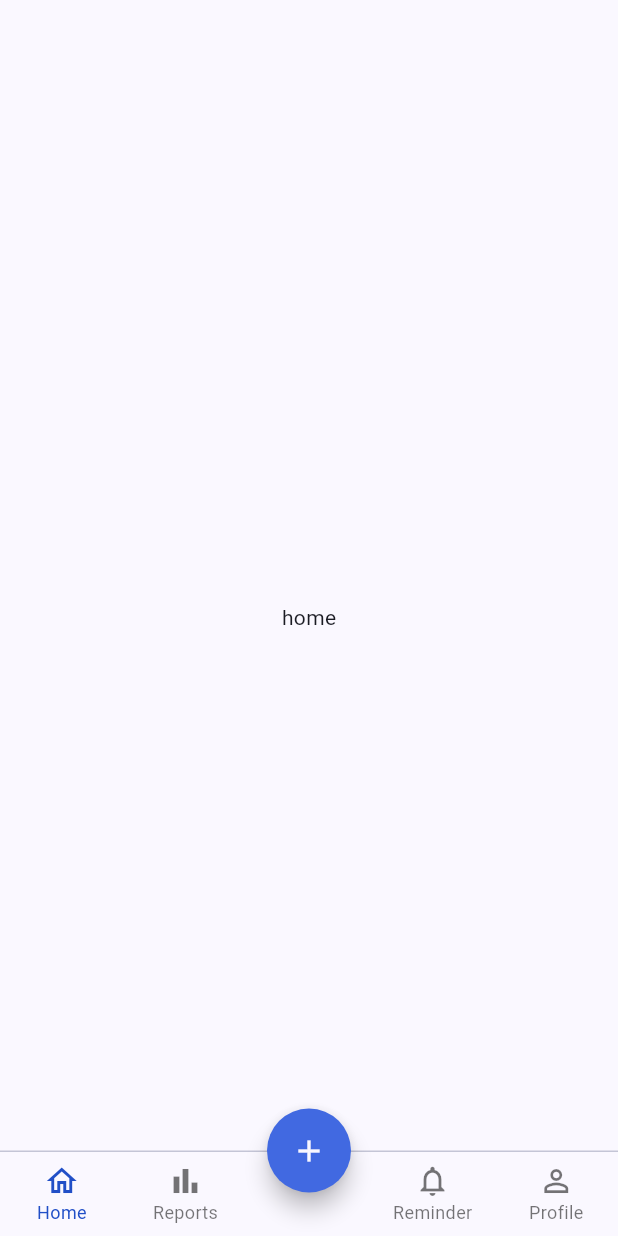
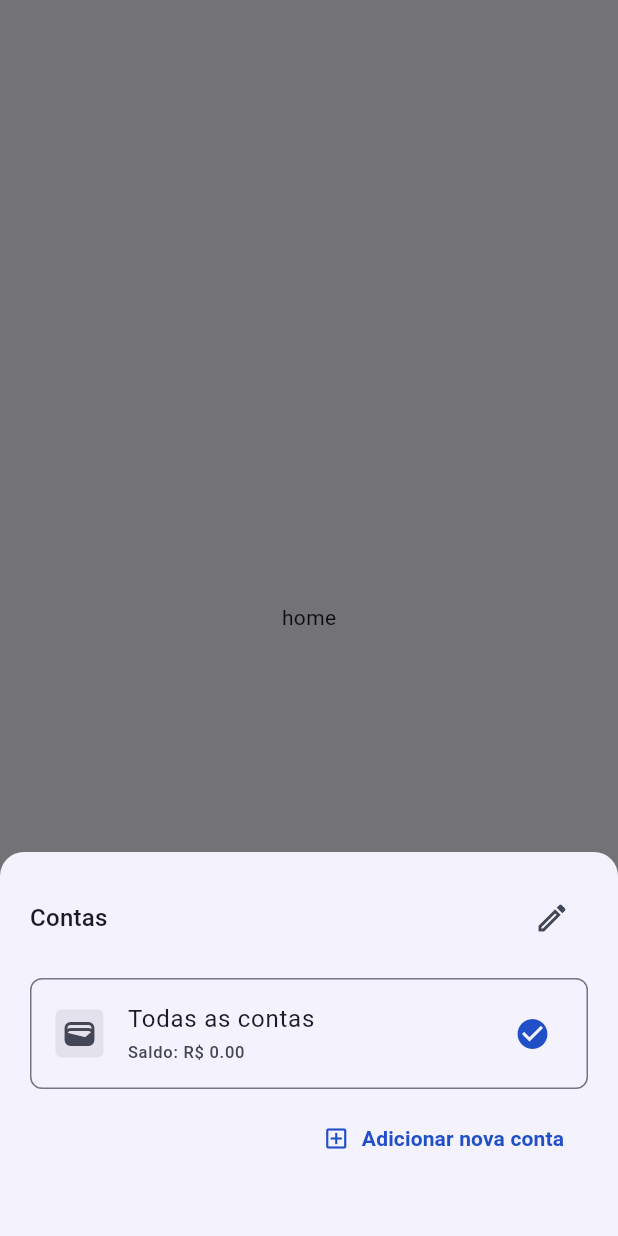
Before and after one commit to LuizHFJesus/konta_app, a Flutter app: the screen it shows after launch, after a tap on the "add" icon, on a phone screen of 412 x 824 dp. Run offline on Flutter 3.47's test engine with Material 3 defaults, Android fonts, the phone set to English and light mode, and no system bars; our stand-ins replace flutter_svg, get, get_it, go_router, google_fonts; missing offline and left inert: dart_either; accounts and stored records are empty; Roboto replaces fonts that are missing (Vazirmatn).

Commit message:
feat(accounts): implement account selector bottom sheet

```diff
--- a/lib/app/di/dependency_injection.dart
+++ b/lib/app/di/dependency_injection.dart
@@ -1,6 +1,7 @@
 import 'package:get_it/get_it.dart';
 import 'package:konta_app/feature/accounts/data/repository/account_repository.dart';
 import 'package:konta_app/feature/accounts/data/repository/account_repository_mock.dart';
+import 'package:konta_app/feature/accounts/ui/controllers/accounts_controller.dart';
 import 'package:konta_app/feature/auth/data/repository/auth_repository.dart';
 import 'package:konta_app/feature/auth/data/repository/auth_repository_mock.dart';
 import 'package:konta_app/feature/auth/view/auth_controller.dart';
@@ -14,4 +15,5 @@ Future<void> injectDependencies() async {
 
   // Controllers
   getIt.registerLazySingleton<AuthController>(AuthController.new);
+  getIt.registerLazySingleton<AccountsController>(AccountsController.new);
 }
--- a/lib/common/widgets/custom_text_button.dart
+++ b/lib/common/widgets/custom_text_button.dart
@@ -2,11 +2,13 @@ import 'package:flutter/material.dart';
 
 class CustomTextButton extends StatelessWidget {
   const CustomTextButton({
-    super.key,
+    this.icon,
     required this.text,
     this.onPressed,
+    super.key,
   });
 
+  final Widget? icon;
   final String text;
   final VoidCallback? onPressed;
 
@@ -14,14 +16,15 @@ class CustomTextButton extends StatelessWidget {
   Widget build(BuildContext context) {
     return SizedBox(
       height: 50,
-      child: TextButton(
+      child: TextButton.icon(
         onPressed: onPressed,
         style: TextButton.styleFrom(
           shape: RoundedRectangleBorder(
             borderRadius: BorderRadius.circular(8),
           ),
         ),
-        child: Text(
+        icon: icon,
+        label: Text(
           text,
           style: TextStyle(
             color: Theme.of(context).colorScheme.primary,
--- a/lib/feature/accounts/data/repository/account_repository.dart
+++ b/lib/feature/accounts/data/repository/account_repository.dart
@@ -5,7 +5,7 @@ import 'package:konta_app/feature/accounts/data/model/account.dart';
 abstract class AccountRepository {
   Stream<Either<Failure, List<Account>>> watchAccounts();
 
-  Future<Either<Failure, void>> addAccount({
+  Future<Either<Failure, void>> createAccount({
     required String name,
     required double balance,
     required int iconCodePoint,
--- a/lib/feature/accounts/data/repository/account_repository_mock.dart
+++ b/lib/feature/accounts/data/repository/account_repository_mock.dart
@@ -22,7 +22,7 @@ class AccountRepositoryMock implements AccountRepository {
   }
 
   @override
-  Future<Either<Failure, void>> addAccount({
+  Future<Either<Failure, void>> createAccount({
     required String name,
     required double balance,
     required int iconCodePoint,
--- /dev/null
+++ b/lib/feature/accounts/ui/bottom_sheets/account_selector_bottom_sheet.dart
@@ -0,0 +1,119 @@
+import 'package:flutter/material.dart';
+import 'package:get/get.dart';
+import 'package:konta_app/app/di/dependency_injection.dart';
+import 'package:konta_app/common/widgets/custom_elevated_button.dart';
+import 'package:konta_app/common/widgets/custom_text_button.dart';
+import 'package:konta_app/feature/accounts/ui/controllers/accounts_controller.dart';
+import 'package:konta_app/feature/accounts/ui/widgets/account_selector_tile.dart';
+
+class AccountSelectorBottomSheet extends StatelessWidget {
+  const AccountSelectorBottomSheet({super.key});
+
+  @override
+  Widget build(BuildContext context) {
+    final controller = getIt<AccountsController>();
+    final theme = Theme.of(context);
+
+    return Obx(() {
+      if (controller.isLoading) {
+        return Container(
+          width: double.maxFinite, // modal vai até as bordas laterais
+          padding: const EdgeInsets.fromLTRB(20, 20, 20, 40),
+          child: const Column(
+            mainAxisSize: MainAxisSize.min, // só a altura necessária
+            mainAxisAlignment: MainAxisAlignment.center,
+            children: [
+              SizedBox(
+                height: 50,
+                width: 50,
+                child: CircularProgressIndicator(),
+              ),
+            ],
+          ),
+        );
+      }
+
+      if (controller.errorMessage != '') {
+        return Padding(
+          padding: const EdgeInsets.fromLTRB(20, 20, 20, 40),
+          child: Column(
+            mainAxisSize: MainAxisSize.min,
+            spacing: 32,
+            children: [
+              Text(
+                'Erro: ${controller.errorMessage}',
+                style: theme.textTheme.headlineMedium,
+              ),
+              CustomElevatedButton(
+                onPressed: controller.listenToAccounts,
+                text: 'Tentar novamente',
+              ),
+            ],
+          ),
+        );
+      }
+
+      return Padding(
+        padding: const EdgeInsets.fromLTRB(20, 20, 20, 40),
+        child: Column(
+          mainAxisSize: MainAxisSize.min,
+          crossAxisAlignment: CrossAxisAlignment.end,
+          children: [
+            Row(
+              mainAxisAlignment: MainAxisAlignment.spaceBetween,
+              children: [
+                Text('Contas', style: theme.textTheme.titleMedium),
+                IconButton(
+                  icon: const Icon(Icons.edit_outlined),
+                  onPressed: () {
+                    // context.go('/accounts');
+                  },
+                ),
+              ],
+            ),
+            const SizedBox(height: 16),
+            ListView(
+              padding: EdgeInsets.zero,
+              shrinkWrap: true,
+              children: [
+                AccountSelectorTile(
+                  icon: Icons.wallet,
+                  color: theme.colorScheme.onSurfaceVariant,
+                  name: 'Todas as contas',
+                  balance: controller.totalBalance,
+                  onTap: () => controller.selectAccount(null),
+                  isSelected: controller.selectedAccount == null,
+                ),
+                const SizedBox(height: 8),
+
+                ...controller.accounts.map((acc) {
+                  return Padding(
+                    padding: const EdgeInsets.only(bottom: 8),
+                    child: AccountSelectorTile(
+                      icon: acc.icon,
+                      color: acc.color,
+                      name: acc.name,
+                      balance: acc.balance,
+                      onTap: () => controller.selectAccount(acc),
+                      isSelected: controller.selectedAccount?.id == acc.id,
+                    ),
+                  );
+                }),
+              ],
+            ),
+            CustomTextButton(
+              icon: Icon(
+                Icons.add_box_outlined,
+                color: theme.colorScheme.primary,
+              ),
+              text: 'Adicionar nova conta',
+              onPressed: () => {
+                // context.go('/accounts');
+              },
+            ),
+          ],
+        ),
+      );
+    });
+  }
+}
--- /dev/null
+++ b/lib/feature/accounts/ui/controllers/accounts_controller.dart
@@ -0,0 +1,67 @@
+import 'dart:async';
+
+import 'package:dart_either/dart_either.dart';
+import 'package:get/get.dart';
+import 'package:konta_app/app/di/dependency_injection.dart';
+import 'package:konta_app/common/utils/failure.dart';
+import 'package:konta_app/feature/accounts/data/model/account.dart';
+import 'package:konta_app/feature/accounts/data/repository/account_repository.dart';
+
+class AccountsController extends GetxController {
+  final AccountRepository _accountRepository = getIt<AccountRepository>();
+
+  final RxList<Account> _accounts = <Account>[].obs;
+  final RxBool _isLoading = false.obs;
+  final RxString _errorMessage = ''.obs;
+  final Rx<Account?> _selectedAccount = Rx(null);
+  final RxDouble _totalBalance = 0.0.obs;
+
+  List<Account> get accounts => _accounts.value;
+  bool get isLoading => _isLoading.value;
+  String get errorMessage => _errorMessage.value;
+  Account? get selectedAccount => _selectedAccount.value;
+  double get totalBalance => _totalBalance.value;
+
+  StreamSubscription<Either<Failure, List<Account>>>? _accountsSubscription;
+
+  @override
+  void onInit() {
+    super.onInit();
+    listenToAccounts();
+  }
+
+  @override
+  Future<void> onClose() async {
+    await _accountsSubscription?.cancel();
+    super.onClose();
+  }
+
+  void selectAccount(Account? account) {
+    _selectedAccount.value = account;
+  }
+
+  void listenToAccounts() {
+    _errorMessage.value = '';
+    _isLoading.value = true;
+    _accountsSubscription = _accountRepository.watchAccounts().listen((either) {
+      either.fold(
+        ifLeft: (failure) {
+          _errorMessage.value = failure.message;
+        },
+        ifRight: (accountList) {
+          _accounts.value = accountList;
+          _calculateTotalBalance(accountList);
+        },
+      );
+      _isLoading.value = false;
+    });
+  }
+
+  void _calculateTotalBalance(List<Account> accountList) {
+    var sum = 0.0;
+    for (final acc in accountList) {
+      sum+= acc.balance;
+    }
+    _totalBalance.value = sum;
+  }
+}
--- /dev/null
+++ b/lib/feature/accounts/ui/widgets/account_selector_tile.dart
@@ -0,0 +1,56 @@
+import 'package:flutter/material.dart';
+
+class AccountSelectorTile extends StatelessWidget {
+  const AccountSelectorTile({
+    required this.icon,
+    required this.color,
+    required this.name,
+    required this.balance,
+    required this.onTap,
+    required this.isSelected,
+    super.key,
+  });
+
+  final IconData icon;
+  final Color color;
+  final String name;
+  final double balance;
+  final VoidCallback onTap;
+  final bool isSelected;
+
+  @override
+  Widget build(BuildContext context) {
+    final theme = Theme.of(context);
+
+    return ListTile(
+      leading: Container(
+        height: 32,
+        width: 32,
+        decoration: BoxDecoration(
+          borderRadius: BorderRadius.circular(4),
+          color: theme.colorScheme.surfaceContainerHighest,
+        ),
+        alignment: Alignment.center,
+        child: Icon(icon, color: color),
+      ),
+      title: Text(name),
+      subtitle: Text(
+        'Saldo: R\$ ${balance.toStringAsFixed(2)}',
+        style: theme.textTheme.labelSmall?.copyWith(
+          color: theme.colorScheme.onSurfaceVariant,
+        ),
+      ),
+      onTap: onTap,
+      trailing: isSelected
+          ? Icon(
+              Icons.check_circle,
+              color: theme.colorScheme.primary,
+            )
+          : null,
+      shape: RoundedRectangleBorder(
+        side: BorderSide(color: theme.colorScheme.outline),
+        borderRadius: BorderRadius.circular(8),
+      ),
+    );
+  }
+}
--- a/lib/feature/home/ui/base_screen.dart
+++ b/lib/feature/home/ui/base_screen.dart
@@ -1,6 +1,7 @@
 import 'package:flutter/material.dart';
 import 'package:get/get.dart';
 import 'package:go_router/go_router.dart';
+import 'package:konta_app/feature/accounts/ui/bottom_sheets/account_selector_bottom_sheet.dart';
 
 class BaseScreen extends StatelessWidget {
   const BaseScreen({required this.navigationShell, super.key});
@@ -23,7 +24,19 @@ class BaseScreen extends StatelessWidget {
       appBar: AppBar(),
       body: navigationShell,
       floatingActionButton: FloatingActionButton(
-        onPressed: () {},
+        onPressed: () async {
+          // FOR TESTING ONLY! REMOVE IT AFTER THE ACCOUNTS FEATURE IS COMPLETE!
+          await showModalBottomSheet<AccountSelectorBottomSheet>(
+            context: context,
+            builder: (_) => const AccountSelectorBottomSheet(),
+            shape: const RoundedRectangleBorder(
+              borderRadius: BorderRadius.only(
+                topLeft: Radius.circular(16),
+                topRight: Radius.circular(16),
+              ),
+            ),
+          );
+        },
         shape: const CircleBorder(),
         child: const Icon(Icons.add),
       ),
```
